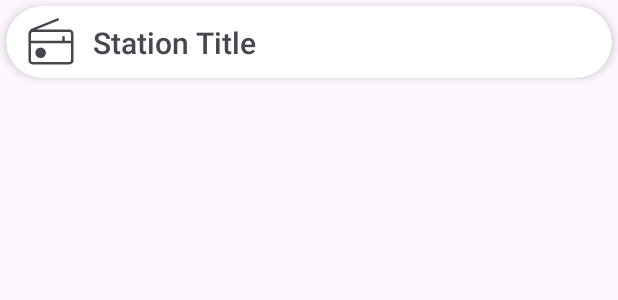
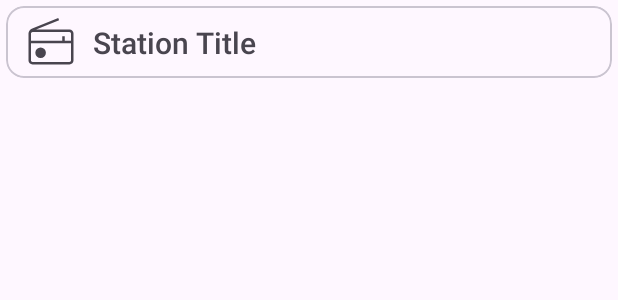
Before and after one commit to hellcat707hp/GTRadio, an Android app: the layout fragment_stationitem.xml on its own in the app's theme, with its tools: preview values and no code run, on a phone screen of 412 x 824 dp. Shown: the top 300 px of the screen. Run offline under Robolectric (Android 15) with nearby library versions, the phone set to English and light mode, and no system bars; network calls fail.

Commit message:
feat: utilize new icons and Material cards, also add group name to now-playing

```diff
--- a/app/src/main/java/com/sc/gtradio/NowPlayingFragment.kt
+++ b/app/src/main/java/com/sc/gtradio/NowPlayingFragment.kt
@@ -73,6 +73,7 @@ class NowPlayingFragment : Fragment() {
         // Only update media if the item exists
         if (mediaMetadata.description.mediaId?.isNotBlank() == true) {
             binding.stationTitle.text = mediaMetadata.description.title
+            binding.stationAlbum.text = mediaMetadata.description.subtitle
             binding.albumArt.setImageBitmap(mediaMetadata.description.iconBitmap)
         } else {
             binding.stationTitle.text = getString(R.string.nothing_playing)
@@ -80,9 +81,9 @@ class NowPlayingFragment : Fragment() {
 
         //Update the play buttons
         if (playbackState.isPlaying) {
-            binding.playStopButton.setImageResource(R.drawable.ic_baseline_stop)
+            binding.playStopButton.setImageResource(R.drawable.stop_24px)
         } else {
-            binding.playStopButton.setImageResource(R.drawable.ic_baseline_play_arrow)
+            binding.playStopButton.setImageResource(R.drawable.play_arrow_24px)
         }
 
         binding.previousButton.visibility = if (playbackState.isSkipToPreviousEnabled) View.VISIBLE else View.INVISIBLE
--- a/app/src/main/res/layout/fragment_stationitem.xml
+++ b/app/src/main/res/layout/fragment_stationitem.xml
@@ -1,16 +1,10 @@
 <?xml version="1.0" encoding="utf-8"?>
-<androidx.cardview.widget.CardView xmlns:android="http://schemas.android.com/apk/res/android"
+<com.google.android.material.card.MaterialCardView xmlns:android="http://schemas.android.com/apk/res/android"
     xmlns:app="http://schemas.android.com/apk/res-auto"
     xmlns:tools="http://schemas.android.com/tools"
     android:layout_width="match_parent"
     android:layout_height="wrap_content"
-    android:layout_marginStart="4dp"
-    android:layout_marginTop="4dp"
-    android:layout_marginEnd="4dp"
-    android:layout_marginBottom="4dp"
-    app:cardCornerRadius="100dp"
-    app:cardElevation="4dp">
-
+    android:layout_margin="4dp">
 
     <androidx.constraintlayout.widget.ConstraintLayout
         android:layout_width="match_parent"
@@ -35,15 +29,17 @@
             android:layout_width="0dp"
             android:layout_height="wrap_content"
             android:layout_marginStart="8dp"
+            android:layout_marginEnd="12dp"
             android:ellipsize="end"
             android:maxLines="1"
             android:textAppearance="@style/TextAppearance.GTRadio.Title"
             app:layout_constraintBottom_toBottomOf="parent"
+            app:layout_constraintEnd_toEndOf="parent"
             app:layout_constraintRight_toRightOf="parent"
             app:layout_constraintStart_toEndOf="@+id/albumArt"
             app:layout_constraintTop_toTopOf="parent"
-            tools:text="Station Title" />
+            tools:text="Station Title"  />
 
     </androidx.constraintlayout.widget.ConstraintLayout>
 
-</androidx.cardview.widget.CardView>
+</com.google.android.material.card.MaterialCardView>
```
Also changed, not shown: app/src/main/res/layout/fragment_nowplaying.xml (+25 -11 lines), app/src/main/res/layout/fragment_stationgroupitem.xml (+3 -9 lines).
